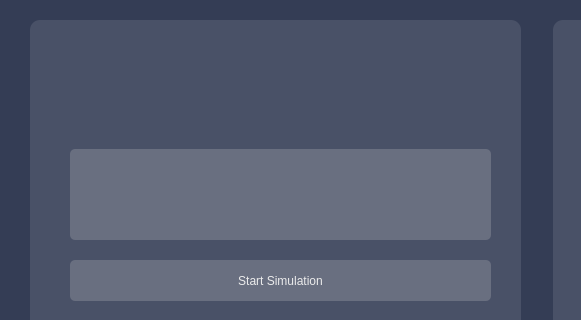
First picture: the form in DeadLocks-Final-Test/mainwindow.ui, repository breathTake/Deadlocks-Algorithm-Simulation, before the edit; both pictures show x 0 to 581 and y 0 to 320 of the 1178 by 845 pixel window.
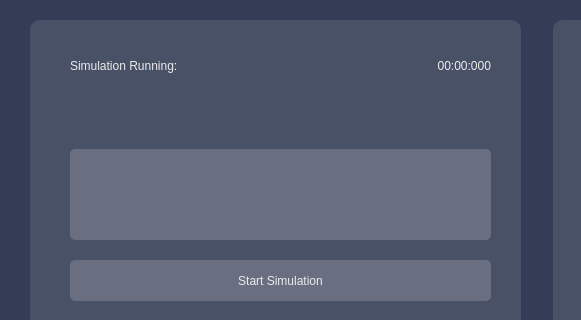
Second picture: the form after the edit. Icons and pictures are not drawn.

Commit message:
implemented timer label
timer label added, starting with start button (no end yet)

```diff
--- a/DeadLocks-Final-Test/mainwindow.ui
+++ b/DeadLocks-Final-Test/mainwindow.ui
@@ -838,7 +838,7 @@
       <string>Requirements</string>
      </property>
     </widget>
-    <widget class="QFrame" name="">
+    <widget class="QFrame" name="frame">
      <property name="geometry">
       <rect>
        <x>50</x>
@@ -1604,6 +1604,45 @@
      <string>free</string>
     </property>
    </widget>
+   <widget class="QLabel" name="label_time">
+    <property name="geometry">
+     <rect>
+      <x>370</x>
+      <y>40</y>
+      <width>121</width>
+      <height>51</height>
+     </rect>
+    </property>
+    <property name="styleSheet">
+     <string notr="true">background-color: none;
+color: rgb(237, 237, 237);
+font: 14pt &quot;Futura Bk BT&quot;;</string>
+    </property>
+    <property name="text">
+     <string>00:00:000</string>
+    </property>
+    <property name="alignment">
+     <set>Qt::AlignRight|Qt::AlignTrailing|Qt::AlignVCenter</set>
+    </property>
+   </widget>
+   <widget class="QLabel" name="Requirements_headline_label_2">
+    <property name="geometry">
+     <rect>
+      <x>70</x>
+      <y>50</y>
+      <width>361</width>
+      <height>31</height>
+     </rect>
+    </property>
+    <property name="styleSheet">
+     <string notr="true">background-color: none;
+color: rgb(235, 235, 235);
+font: 18pt &quot;Futura Hv BT&quot;;</string>
+    </property>
+    <property name="text">
+     <string>Simulation Running: </string>
+    </property>
+   </widget>
    <zorder>background_resources_2</zorder>
    <zorder>background_resources</zorder>
    <zorder>Printer_background_label</zorder>
@@ -1636,6 +1675,8 @@
    <zorder>free_CD_label</zorder>
    <zorder>free_Plotter_label</zorder>
    <zorder>free_TapeDrive_label</zorder>
+   <zorder>label_time</zorder>
+   <zorder>Requirements_headline_label_2</zorder>
   </widget>
   <widget class="QMenuBar" name="menubar">
    <property name="geometry">
```
The commit also changes 5 other files.
